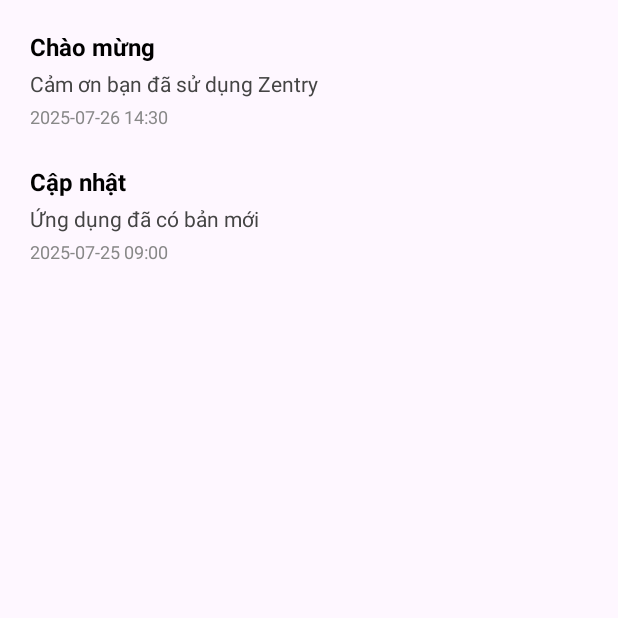
After one commit to SEP490-SU25-G16/zentry-app, an Android app: the fragment NotificationFragment shown on its own in the app's theme, on a phone screen of 412 x 824 dp, the top half of it. The commit adds this screen. Run offline under Robolectric (Android 15) with nearby library versions, the phone set to English and light mode, and no system bars.

Commit message:
feat(notification): add basic UI with mock data

```diff
--- /dev/null
+++ b/app/src/main/java/vn/edu/fpt/zentryapp/notification/adapter/NotificationAdapter.java
@@ -0,0 +1,59 @@
+package vn.edu.fpt.zentryapp.notification.adapter;
+
+import android.view.LayoutInflater;
+import android.view.View;
+import android.view.ViewGroup;
+import android.widget.TextView;
+
+import androidx.annotation.NonNull;
+import androidx.recyclerview.widget.RecyclerView;
+
+import java.util.List;
+
+import vn.edu.fpt.zentryapp.R;
+import vn.edu.fpt.zentryapp.notification.data.NotificationItem;
+
+public class NotificationAdapter extends RecyclerView.Adapter<NotificationAdapter.ViewHolder> {
+    private List<NotificationItem> items;
+
+    public NotificationAdapter(List<NotificationItem> items) {
+        this.items = items;
+    }
+
+    public void setItems(List<NotificationItem> newItems) {
+        this.items = newItems;
+        notifyDataSetChanged();
+    }
+
+    public static class ViewHolder extends RecyclerView.ViewHolder {
+        TextView title, message, timestamp;
+
+        public ViewHolder(View v) {
+            super(v);
+            title = v.findViewById(R.id.tvTitle);
+            message = v.findViewById(R.id.tvMessage);
+            timestamp = v.findViewById(R.id.tvTime);
+        }
+    }
+
+    @NonNull
+    @Override
+    public ViewHolder onCreateViewHolder(@NonNull ViewGroup parent, int viewType) {
+        View v = LayoutInflater.from(parent.getContext())
+                .inflate(R.layout.item_notification, parent, false);
+        return new ViewHolder(v);
+    }
+
+    @Override
+    public void onBindViewHolder(@NonNull ViewHolder holder, int position) {
+        NotificationItem item = items.get(position);
+        holder.title.setText(item.getTitle());
+        holder.message.setText(item.getMessage());
+        holder.timestamp.setText(item.getTimestamp());
+    }
+
+    @Override
+    public int getItemCount() {
+        return items == null ? 0 : items.size();
+    }
+}
--- /dev/null
+++ b/app/src/main/java/vn/edu/fpt/zentryapp/notification/data/NotificationItem.java
@@ -0,0 +1,25 @@
+package vn.edu.fpt.zentryapp.notification.data;
+
+public class NotificationItem {
+    private String id;
+    private String title;
+    private String message;
+    private String timestamp;
+    private boolean isRead;
+
+    public NotificationItem(String id, String title, String message, String timestamp, boolean isRead) {
+        this.id = id;
+        this.title = title;
+        this.message = message;
+        this.timestamp = timestamp;
+        this.isRead = isRead;
+    }
+
+    public String getId() { return id; }
+    public String getTitle() { return title; }
+    public String getMessage() { return message; }
+    public String getTimestamp() { return timestamp; }
+    public boolean isRead() { return isRead; }
+
+    public void setRead(boolean read) { isRead = read; }
+}
--- /dev/null
+++ b/app/src/main/java/vn/edu/fpt/zentryapp/notification/sharedviewmodel/NotificationViewModel.java
@@ -0,0 +1,27 @@
+package vn.edu.fpt.zentryapp.notification.sharedviewmodel;
+
+import androidx.lifecycle.LiveData;
+import androidx.lifecycle.MutableLiveData;
+import androidx.lifecycle.ViewModel;
+
+import java.util.Arrays;
+import java.util.List;
+
+import vn.edu.fpt.zentryapp.notification.data.NotificationItem;
+
+public class NotificationViewModel extends ViewModel {
+    private final MutableLiveData<List<NotificationItem>> notifications = new MutableLiveData<>();
+
+    public LiveData<List<NotificationItem>> getNotifications() {
+        return notifications;
+    }
+
+    public void loadNotifications() {
+        // Dữ liệu mẫu (sau này thay bằng call API hoặc FCM cache)
+        List<NotificationItem> mockData = Arrays.asList(
+                new NotificationItem("1", "Chào mừng", "Cảm ơn bạn đã sử dụng Zentry", "2025-07-26 14:30", false),
+                new NotificationItem("2", "Cập nhật", "Ứng dụng đã có bản mới", "2025-07-25 09:00", true)
+        );
+        notifications.setValue(mockData);
+    }
+}
--- /dev/null
+++ b/app/src/main/java/vn/edu/fpt/zentryapp/notification/ui/NotificationFragment.java
@@ -0,0 +1,45 @@
+package vn.edu.fpt.zentryapp.notification.ui;
+
+import android.os.Bundle;
+import androidx.annotation.NonNull;
+import androidx.annotation.Nullable;
+import androidx.fragment.app.Fragment;
+import androidx.lifecycle.ViewModelProvider;
+import androidx.recyclerview.widget.LinearLayoutManager;
+import androidx.recyclerview.widget.RecyclerView;
+
+import android.view.LayoutInflater;
+import android.view.View;
+import android.view.ViewGroup;
+
+import java.util.ArrayList;
+
+import vn.edu.fpt.zentryapp.R;
+import vn.edu.fpt.zentryapp.notification.adapter.NotificationAdapter;
+import vn.edu.fpt.zentryapp.notification.sharedviewmodel.NotificationViewModel;
+
+public class NotificationFragment extends Fragment {
+    private NotificationViewModel viewModel;
+    private NotificationAdapter adapter;
+
+    @Override
+    public View onCreateView(LayoutInflater inflater, ViewGroup container,
+                             Bundle savedInstanceState) {
+        return inflater.inflate(R.layout.fragment_notification, container, false);
+    }
+
+    @Override
+    public void onViewCreated(@NonNull View view, @Nullable Bundle savedInstanceState) {
+        RecyclerView recyclerView = view.findViewById(R.id.rvNotification);
+        recyclerView.setLayoutManager(new LinearLayoutManager(getContext()));
+        adapter = new NotificationAdapter(new ArrayList<>());
+        recyclerView.setAdapter(adapter);
+
+        viewModel = new ViewModelProvider(this).get(NotificationViewModel.class);
+        viewModel.getNotifications().observe(getViewLifecycleOwner(), notifications -> {
+            adapter.setItems(notifications);
+        });
+
+        viewModel.loadNotifications();
+    }
+}
--- a/app/src/main/java/vn/edu/fpt/zentryapp/student/ui/schedule/StudentScheduleFragment.java
+++ b/app/src/main/java/vn/edu/fpt/zentryapp/student/ui/schedule/StudentScheduleFragment.java
@@ -77,10 +77,11 @@ public class StudentScheduleFragment extends Fragment implements ScheduleAdapter
 //        });
 
         // Notification click
+        // Notification click
         binding.btnStudentScheduleNotification.setOnClickListener(v -> {
-            Toast.makeText(requireContext(), "Notification clicked", Toast.LENGTH_SHORT).show();
-            // TODO: Open notification screen/dialog
+            navController.navigate(R.id.action_studentSchedule_to_notification);
         });
+
     }
 
     private void observeViewModel() {
--- /dev/null
+++ b/app/src/main/res/layout/fragment_notification.xml
@@ -0,0 +1,12 @@
+<?xml version="1.0" encoding="utf-8"?>
+<LinearLayout xmlns:android="http://schemas.android.com/apk/res/android"
+    android:orientation="vertical"
+    android:padding="8dp"
+    android:layout_width="match_parent"
+    android:layout_height="match_parent">
+
+    <androidx.recyclerview.widget.RecyclerView
+        android:id="@+id/rvNotification"
+        android:layout_width="match_parent"
+        android:layout_height="match_parent"/>
+</LinearLayout>
--- /dev/null
+++ b/app/src/main/res/layout/item_notification.xml
@@ -0,0 +1,34 @@
+<LinearLayout xmlns:android="http://schemas.android.com/apk/res/android"
+    android:padding="@dimen/padding_large"
+    android:orientation="vertical"
+    android:background="?android:attr/selectableItemBackground"
+    android:layout_width="match_parent"
+    android:layout_height="wrap_content">
+
+    <TextView
+        android:id="@+id/tvTitle"
+        android:text="@string/notification_title_sample"
+        android:textStyle="bold"
+        android:textSize="@dimen/text_size_large"
+        android:textColor="#000000"
+        android:layout_width="wrap_content"
+        android:layout_height="wrap_content"/>
+
+    <TextView
+        android:id="@+id/tvMessage"
+        android:text="@string/notification_message_sample"
+        android:layout_marginTop="@dimen/padding_small"
+        android:textSize="@dimen/text_size_normal"
+        android:textColor="#444444"
+        android:layout_width="wrap_content"
+        android:layout_height="wrap_content"/>
+
+    <TextView
+        android:id="@+id/tvTime"
+        android:text="@string/notification_time_sample"
+        android:layout_marginTop="@dimen/padding_small"
+        android:textSize="@dimen/text_size_small"
+        android:textColor="#888888"
+        android:layout_width="wrap_content"
+        android:layout_height="wrap_content"/>
+</LinearLayout>
--- a/app/src/main/res/navigation/nav_graph_tab_schedule_student.xml
+++ b/app/src/main/res/navigation/nav_graph_tab_schedule_student.xml
@@ -1,6 +1,7 @@
 <?xml version="1.0" encoding="utf-8"?>
 <navigation xmlns:android="http://schemas.android.com/apk/res/android"
     xmlns:app="http://schemas.android.com/apk/res-auto"
+    xmlns:tools="http://schemas.android.com/tools"
     android:id="@+id/nav_graph_tab_schedule_student"
     app:startDestination="@id/studentScheduleFragment">
 
@@ -17,6 +18,11 @@
         <action
             android:id="@+id/action_studentSchedule_to_classDetail"
             app:destination="@id/studentScheduleClassDetailFragment" />
+
+        <!-- Navigate to notification -->
+        <action
+            android:id="@+id/action_studentSchedule_to_notification"
+            app:destination="@id/notificationFragment" />
     </fragment>
 
     <!-- 2. Calendar Screen -->
@@ -44,4 +50,10 @@
             app:popUpTo="@id/studentScheduleFragment"
             app:popUpToInclusive="true" />
     </fragment>
+    <!-- 4. Notification Screen -->
+    <fragment
+        android:id="@+id/notificationFragment"
+        android:name="vn.edu.fpt.zentryapp.notification.ui.NotificationFragment"
+        android:label="Thông báo"
+        tools:layout="@layout/fragment_notification" />
 </navigation>
--- /dev/null
+++ b/app/src/main/res/values/dimens.xml
@@ -0,0 +1,12 @@
+<?xml version="1.0" encoding="utf-8"?>
+<resources>
+    <!-- Padding -->
+    <dimen name="padding_small">4dp</dimen>
+    <dimen name="padding_normal">8dp</dimen>
+    <dimen name="padding_large">12dp</dimen>
+
+    <!-- Text Size -->
+    <dimen name="text_size_small">12sp</dimen>
+    <dimen name="text_size_normal">14sp</dimen>
+    <dimen name="text_size_large">16sp</dimen>
+</resources>
--- a/app/src/main/res/values/strings.xml
+++ b/app/src/main/res/values/strings.xml
@@ -2,4 +2,11 @@
     <string name="app_name">zentryapp</string>
     <!-- TODO: Remove or change this placeholder text -->
     <string name="hello_blank_fragment">Hello blank fragment</string>
+    <!-- Notification Text Samples -->
+    <string name="notification_title_sample">Thông báo</string>
+    <string name="notification_message_sample">Đây là nội dung thông báo mẫu</string>
+    <string name="notification_time_sample">2025-07-26 14:30</string>
+
+    <!-- UI Label -->
+    <string name="notifications">Thông báo</string>
 </resources>
```
